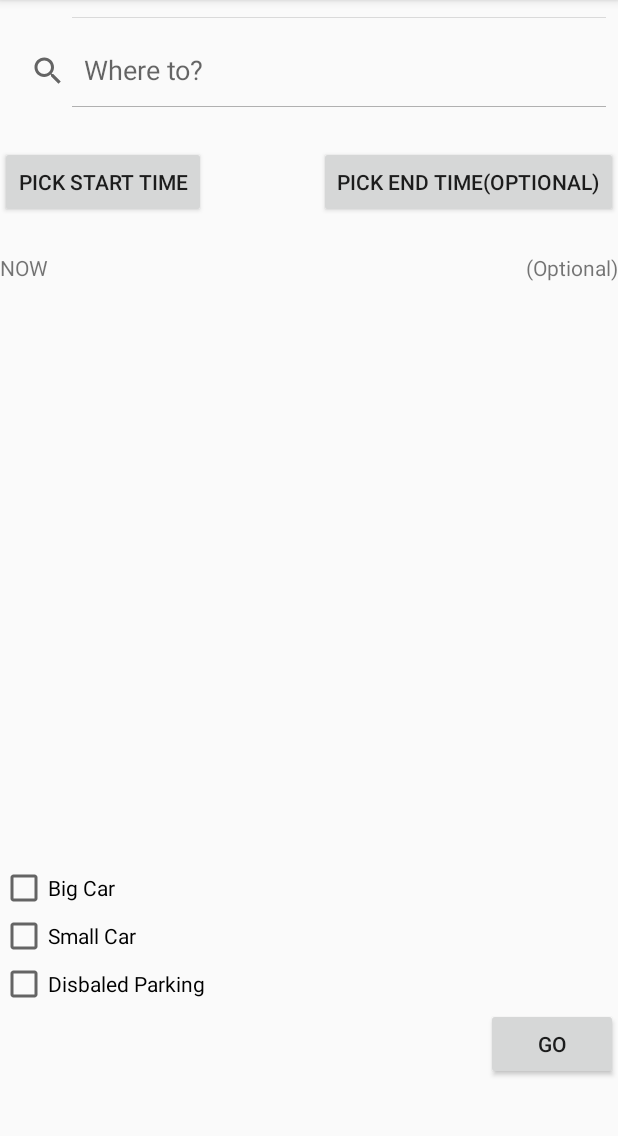
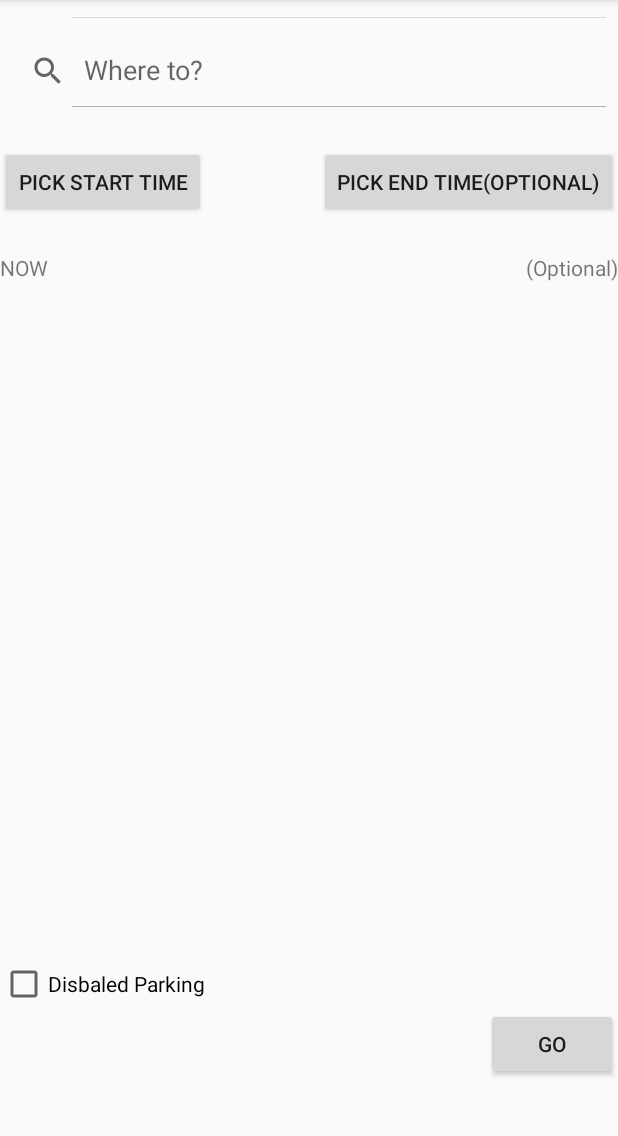
Before and after one commit to fhnaseer/parcccc, an Android app: the SearchOptionsActivity screen opened directly, with no data from a screen before it, on a phone screen of 412 x 824 dp, the part 84-1220 px from its top. Run offline under Robolectric (Android 15) with nearby library versions, the phone set to English and light mode, and no system bars.

Commit message:
Update content_search_options.xml

```diff
--- a/app/src/main/res/layout/content_search_options.xml
+++ b/app/src/main/res/layout/content_search_options.xml
@@ -57,14 +57,6 @@
         android:layout_alignParentStart="true" />
 
     <CheckBox
-        android:id="@+id/smallcar_checkBox"
-        android:layout_width="wrap_content"
-        android:layout_height="wrap_content"
-        android:text="Small Car"
-        android:layout_above="@+id/disabled_checkBox"
-        android:layout_alignParentStart="true" />
-
-    <CheckBox
         android:id="@+id/disabled_checkBox"
         android:layout_width="wrap_content"
         android:layout_height="wrap_content"
```
